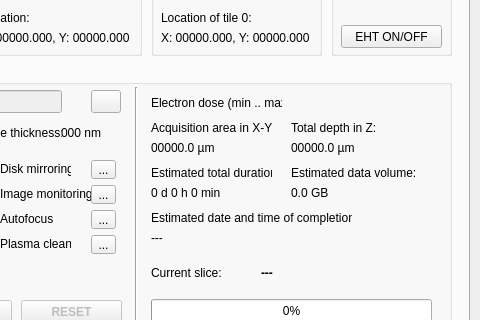
This is gui/main_window.ui in SBEMimage/SBEMimage as Qt 5 draws it before an edit; both pictures show x 231 to 711 and y 219 to 539 of the 711 by 950 pixel window. The edited form follows.
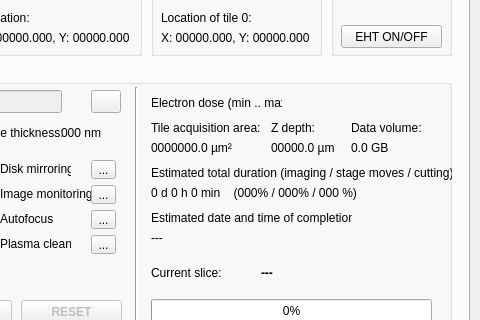
This is the edited form.

Patch:
```diff
--- a/gui/main_window.ui
+++ b/gui/main_window.ui
@@ -418,12 +418,12 @@
         <rect>
          <x>360</x>
          <y>100</y>
-         <width>121</width>
+         <width>301</width>
          <height>16</height>
         </rect>
        </property>
        <property name="text">
-        <string>Estimated total duration:</string>
+        <string>Estimated total duration (imaging / stage moves / cutting):</string>
        </property>
       </widget>
       <widget class="QLabel" name="label_dose">
@@ -496,20 +496,20 @@
         <rect>
          <x>360</x>
          <y>120</y>
-         <width>121</width>
+         <width>291</width>
          <height>16</height>
         </rect>
        </property>
        <property name="text">
-        <string>0 d 0 h 0 min</string>
+        <string>0 d 0 h 0 min    (000% / 000% / 000 %)</string>
        </property>
       </widget>
       <widget class="QLabel" name="label_totalData">
        <property name="geometry">
         <rect>
-         <x>500</x>
-         <y>120</y>
-         <width>141</width>
+         <x>560</x>
+         <y>75</y>
+         <width>81</width>
          <height>16</height>
         </rect>
        </property>
@@ -630,14 +630,14 @@
       <widget class="QLabel" name="label_6">
        <property name="geometry">
         <rect>
-         <x>500</x>
-         <y>100</y>
-         <width>141</width>
+         <x>560</x>
+         <y>55</y>
+         <width>71</width>
          <height>16</height>
         </rect>
        </property>
        <property name="text">
-        <string>Estimated data volume:</string>
+        <string>Data volume:</string>
        </property>
       </widget>
       <widget class="QLabel" name="label_dimensions_2">
@@ -650,7 +650,7 @@
         </rect>
        </property>
        <property name="text">
-        <string>Acquisition area in X-Y:</string>
+        <string>Tile acquisition area:</string>
        </property>
       </widget>
       <widget class="QLabel" name="label_totalArea">
@@ -658,12 +658,12 @@
         <rect>
          <x>360</x>
          <y>75</y>
-         <width>111</width>
+         <width>101</width>
          <height>16</height>
         </rect>
        </property>
        <property name="text">
-        <string>00000.0 µm</string>
+        <string>0000000.0 µm²</string>
        </property>
       </widget>
       <widget class="QCheckBox" name="checkBox_askUser">
@@ -881,22 +881,22 @@
       <widget class="QLabel" name="label_dimensions_3">
        <property name="geometry">
         <rect>
-         <x>500</x>
+         <x>480</x>
          <y>55</y>
-         <width>121</width>
+         <width>61</width>
          <height>16</height>
         </rect>
        </property>
        <property name="text">
-        <string>Total depth in Z:</string>
+        <string>Z depth:</string>
        </property>
       </widget>
       <widget class="QLabel" name="label_totalZ">
        <property name="geometry">
         <rect>
-         <x>500</x>
+         <x>480</x>
          <y>75</y>
-         <width>111</width>
+         <width>71</width>
          <height>16</height>
         </rect>
        </property>
```
